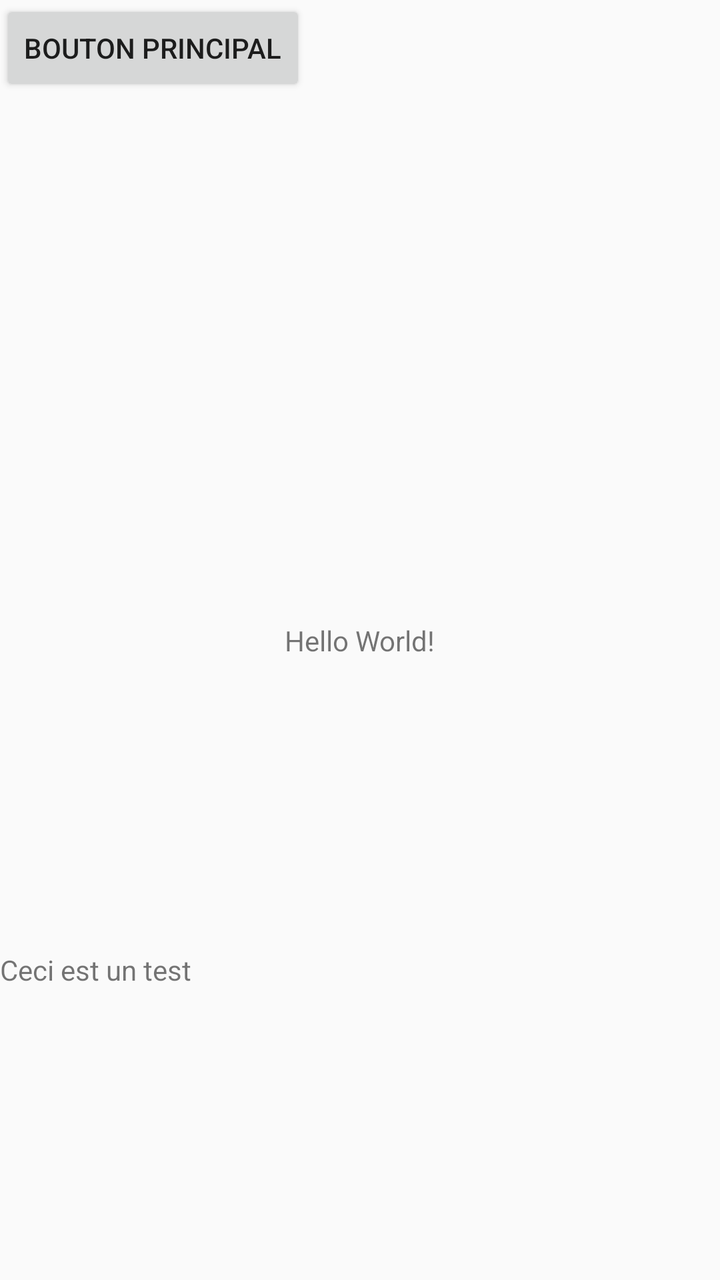
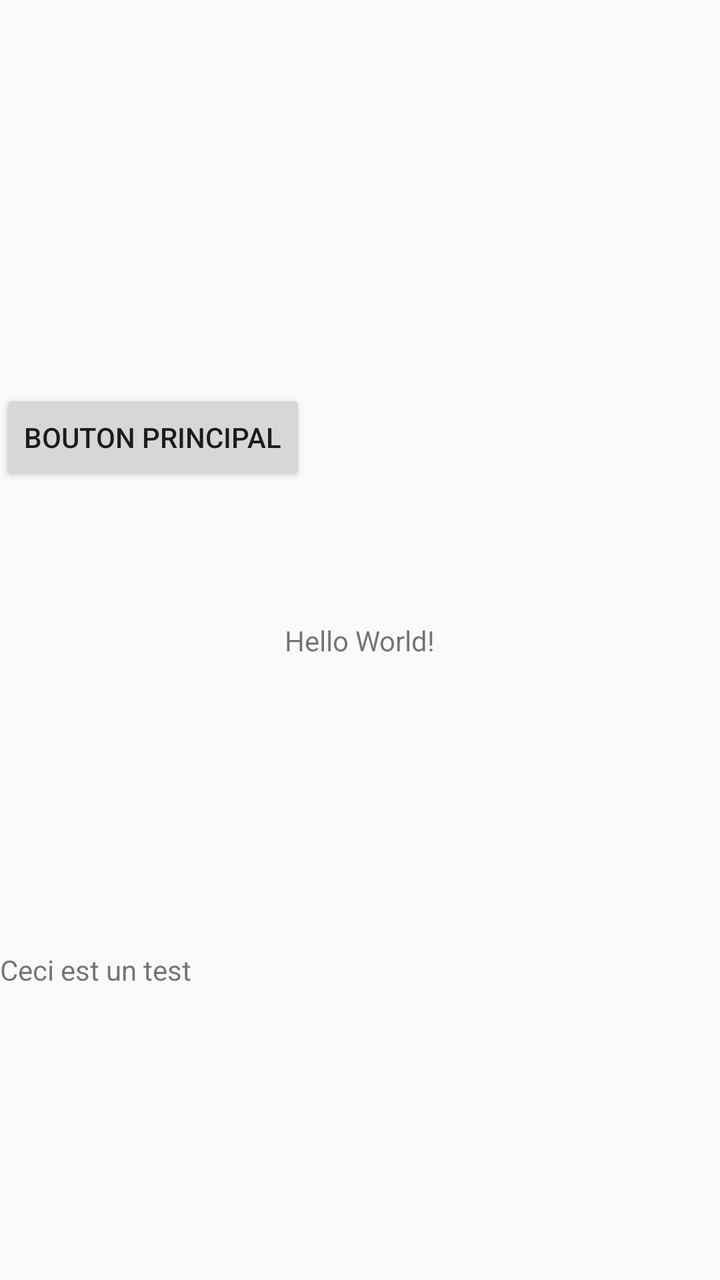

The first picture is an Android layout as it rendered before a commit; the second is the same layout after the commit. The layout source and the unified diff follow.
<!-- AndroidManifest.xml: application theme AppTheme -->
<!-- res/layout/activity_main.xml -->
<?xml version="1.0" encoding="utf-8"?>
<androidx.constraintlayout.widget.ConstraintLayout xmlns:android="http://schemas.android.com/apk/res/android"
    xmlns:app="http://schemas.android.com/apk/res-auto"
    xmlns:tools="http://schemas.android.com/tools"
    android:layout_width="match_parent"
    android:layout_height="match_parent"
    tools:context=".MainActivity">

    <androidx.recyclerview.widget.RecyclerView
        android:id="@+id/recycler_view"
        android:layout_width="0dp"
        android:layout_height="0dp"
        app:layout_constraintBottom_toBottomOf="parent"
        app:layout_constraintEnd_toEndOf="parent"
        app:layout_constraintHorizontal_bias="1.0"
        app:layout_constraintStart_toStartOf="parent"
        app:layout_constraintTop_toTopOf="parent"
        app:layout_constraintVertical_bias="0.0" />

    <TextView
        android:id="@+id/textView"
        android:layout_width="wrap_content"
        android:layout_height="wrap_content"
        android:text="Hello World!"
        app:layout_constraintBottom_toBottomOf="parent"
        app:layout_constraintLeft_toLeftOf="parent"
        app:layout_constraintRight_toRightOf="parent"
        app:layout_constraintTop_toTopOf="parent" />

    <Button
        android:id="@+id/button"
        android:layout_width="wrap_content"
        android:layout_height="wrap_content"
        android:layout_marginBottom="68dp"
        android:text="@string/main_bouton"
        app:layout_constraintBottom_toTopOf="@+id/textView"
        app:layout_constraintTop_toTopOf="parent"
        app:layout_constraintVertical_bias="0.0"
        tools:ignore="MissingConstraints"
        tools:layout_editor_absoluteX="256dp" />

    <TextView
        android:id="@+id/textView2"
        android:layout_width="wrap_content"
        android:layout_height="wrap_content"
        android:text="@string/affichage"
        app:layout_constraintBottom_toBottomOf="parent"
        app:layout_constraintTop_toBottomOf="@+id/textView"
        tools:layout_editor_absoluteX="176dp"
        tools:ignore="MissingConstraints" />

</androidx.constraintlayout.widget.ConstraintLayout>
<!-- resources referenced by this layout -->
<resources>
  <string name="affichage">Ceci est un test</string>
  <string name="main_bouton">Bouton principal</string>
  <style name="AppTheme" parent="Theme.AppCompat.Light.DarkActionBar">
          
          <item name="colorPrimary">@color/colorPrimary</item>
          <item name="colorPrimaryDark">@color/colorPrimaryDark</item>
          <item name="colorAccent">@color/colorAccent</item>
      </style>
  <color name="colorPrimary">#6200EE</color>
  <color name="colorPrimaryDark">#3700B3</color>
  <color name="colorAccent">#03DAC5</color>
</resources>

<!-- the commit's change to res/layout/activity_main.xml (unified diff, before → after) -->
@@ -5,17 +5,6 @@
     android:layout_width="match_parent"
     android:layout_height="match_parent"
     tools:context=".MainActivity">
-
-    <androidx.recyclerview.widget.RecyclerView
-        android:id="@+id/recycler_view"
-        android:layout_width="0dp"
-        android:layout_height="0dp"
-        app:layout_constraintBottom_toBottomOf="parent"
-        app:layout_constraintEnd_toEndOf="parent"
-        app:layout_constraintHorizontal_bias="1.0"
-        app:layout_constraintStart_toStartOf="parent"
-        app:layout_constraintTop_toTopOf="parent"
-        app:layout_constraintVertical_bias="0.0" />
 
     <TextView
         android:id="@+id/textView"
@@ -35,9 +24,9 @@
         android:text="@string/main_bouton"
         app:layout_constraintBottom_toTopOf="@+id/textView"
         app:layout_constraintTop_toTopOf="parent"
-        app:layout_constraintVertical_bias="0.0"
+        app:layout_constraintVertical_bias="1.0"
         tools:ignore="MissingConstraints"
-        tools:layout_editor_absoluteX="256dp" />
+        tools:layout_editor_absoluteX="128dp" />
 
     <TextView
         android:id="@+id/textView2"
@@ -49,4 +38,15 @@
         tools:layout_editor_absoluteX="176dp"
         tools:ignore="MissingConstraints" />
 
+    <androidx.recyclerview.widget.RecyclerView
+        android:id="@+id/recycler_view"
+        android:layout_width="0dp"
+        android:layout_height="0dp"
+        app:layout_constraintBottom_toBottomOf="parent"
+        app:layout_constraintEnd_toEndOf="parent"
+        app:layout_constraintHorizontal_bias="1.0"
+        app:layout_constraintStart_toStartOf="parent"
+        app:layout_constraintTop_toTopOf="parent"
+        app:layout_constraintVertical_bias="0.0" />
+
 </androidx.constraintlayout.widget.ConstraintLayout>
